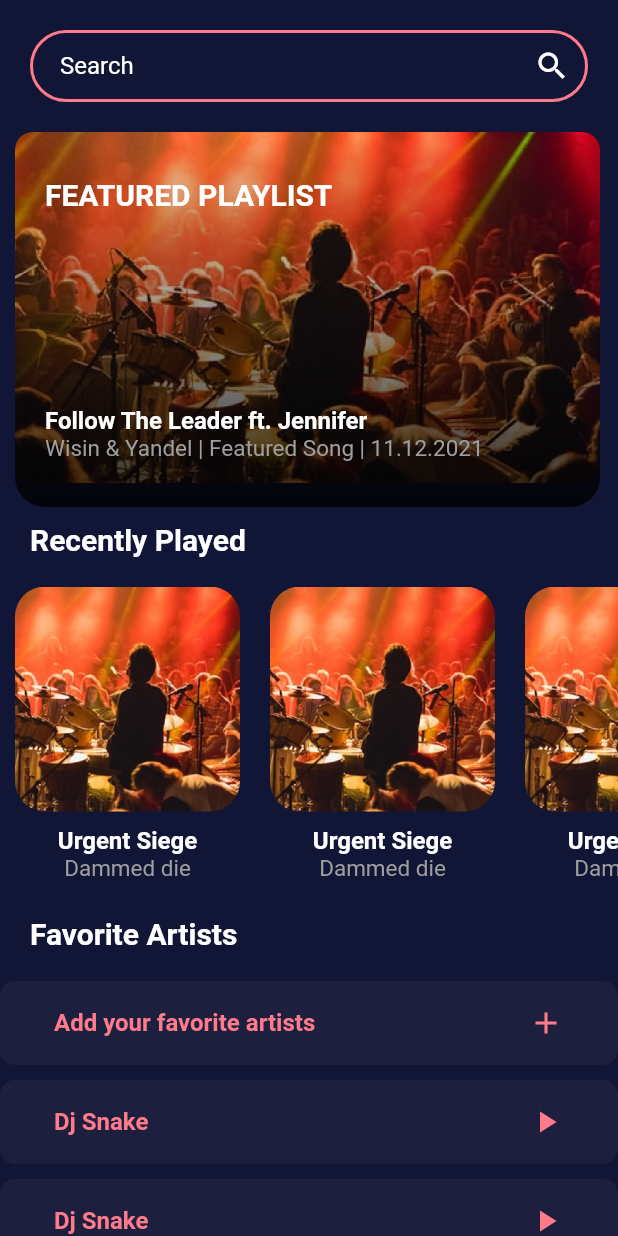
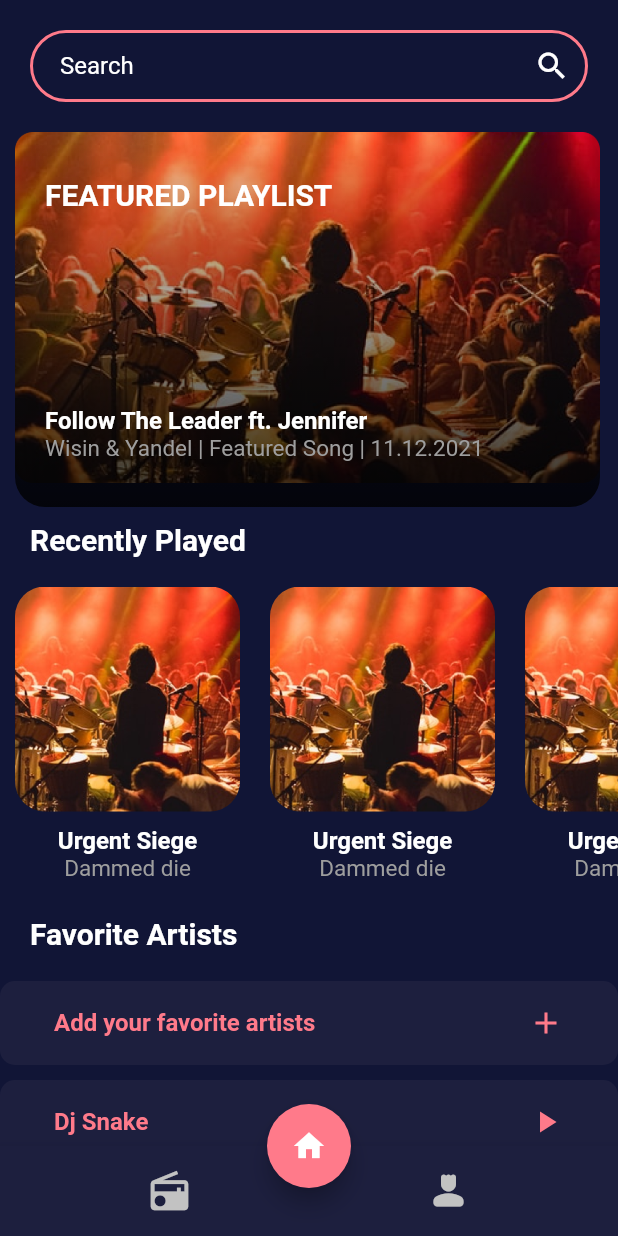
Before and after one commit to julysNICK/music_player_ui, a Flutter app: the screen it shows after launch, on a phone screen of 412 x 824 dp. Run offline on Flutter 3.47's test engine with Material 2 defaults, Android fonts, the phone set to English and light mode, and no system bars.

Commit message:
add bottom bar

```diff
--- a/lib/main.dart
+++ b/lib/main.dart
@@ -62,6 +62,40 @@ class _MyPlayerMusicState extends State<MyPlayerMusic> {
                 width: double.infinity,
                 child: ListFavoriteArtist(),
               )
+            ],
+          ),
+        ),
+      ),
+      floatingActionButton: FloatingActionButton(
+        onPressed: () {},
+        backgroundColor: const Color(0xffFF7A8A),
+        child: const Icon(Icons.home),
+      ),
+      floatingActionButtonLocation: FloatingActionButtonLocation.centerDocked,
+      bottomNavigationBar: BottomBar(),
+    );
+  }
+
+  BottomAppBar BottomBar() {
+    return BottomAppBar(
+      color: const Color(0xff1D1F3E),
+      child: Container(
+        height: 60,
+        padding: const EdgeInsets.symmetric(horizontal: 20),
+        child: SizedBox(
+          child: Row(
+            mainAxisAlignment: MainAxisAlignment.spaceAround,
+            children: const [
+              Icon(
+                Icons.radio,
+                color: Color(0xffC2C2C2),
+                size: 30,
+              ),
+              Icon(
+                Icons.person_4_rounded,
+                color: Color(0xffC2C2C2),
+                size: 30,
+              ),
             ],
           ),
         ),
@@ -134,8 +168,12 @@ class _MyPlayerMusicState extends State<MyPlayerMusic> {
         ));
   }
 
-  Container CardRecentlySong() {
-    return Container(
+  GestureDetector CardRecentlySong() {
+    return GestureDetector(
+      onTap: () {
+        print('object');
+      },
+      child: Container(
         child: Column(
           children: [
             ClipRRect(
@@ -166,6 +204,7 @@ class _MyPlayerMusicState extends State<MyPlayerMusic> {
               ),
             ),
           ],
+        ),
       ),
     );
   }
```
Lines whose indentation alone changed are shown as unchanged.
